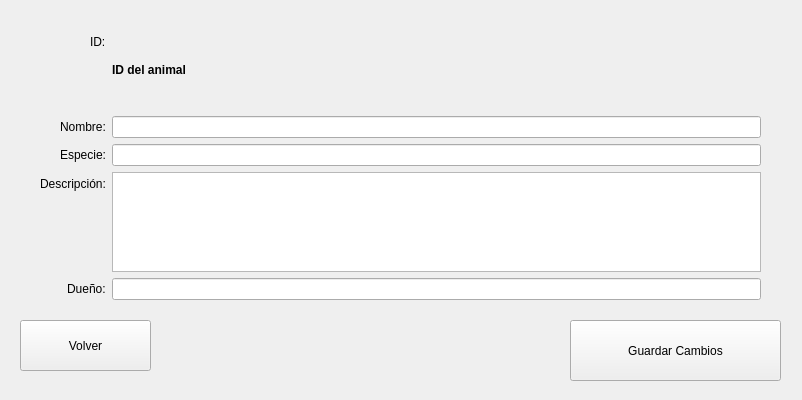
The window that ui/animal_editar.ui (Damapa03/Veterinaria) describes before a commit, drawn with Qt 5.
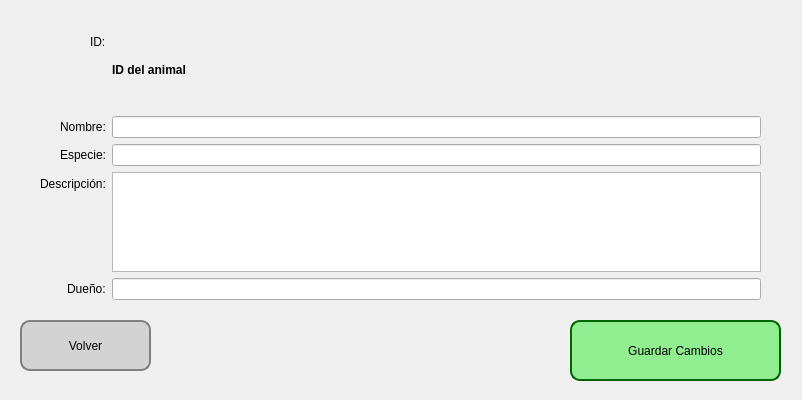
The same window after the commit.

Patch:
```diff
--- a/ui/animal_editar.ui
+++ b/ui/animal_editar.ui
@@ -110,6 +110,23 @@
       <height>51</height>
      </rect>
     </property>
+    <property name="styleSheet">
+     <string notr="true">QPushButton {
+    background-color: lightgray;
+    color: black;
+    border: 2px solid gray;
+    border-radius: 10px;
+    padding: 5px;
+}
+
+QPushButton:hover {
+    background-color: silver;
+}
+
+QPushButton:pressed {
+    background-color: darkgray;
+}</string>
+    </property>
     <property name="text">
      <string>Volver</string>
     </property>
@@ -123,6 +140,23 @@
       <height>61</height>
      </rect>
     </property>
+    <property name="styleSheet">
+     <string notr="true">QPushButton {
+    background-color: lightgreen;
+    color: Black;
+    border: 2px solid #006400;
+    border-radius: 10px;
+    padding: 5px;
+}
+
+QPushButton:hover {
+    background-color: #00b300;
+}
+
+QPushButton:pressed {
+    background-color: #004d00;
+}</string>
+    </property>
     <property name="text">
      <string>Guardar Cambios</string>
     </property>
```
